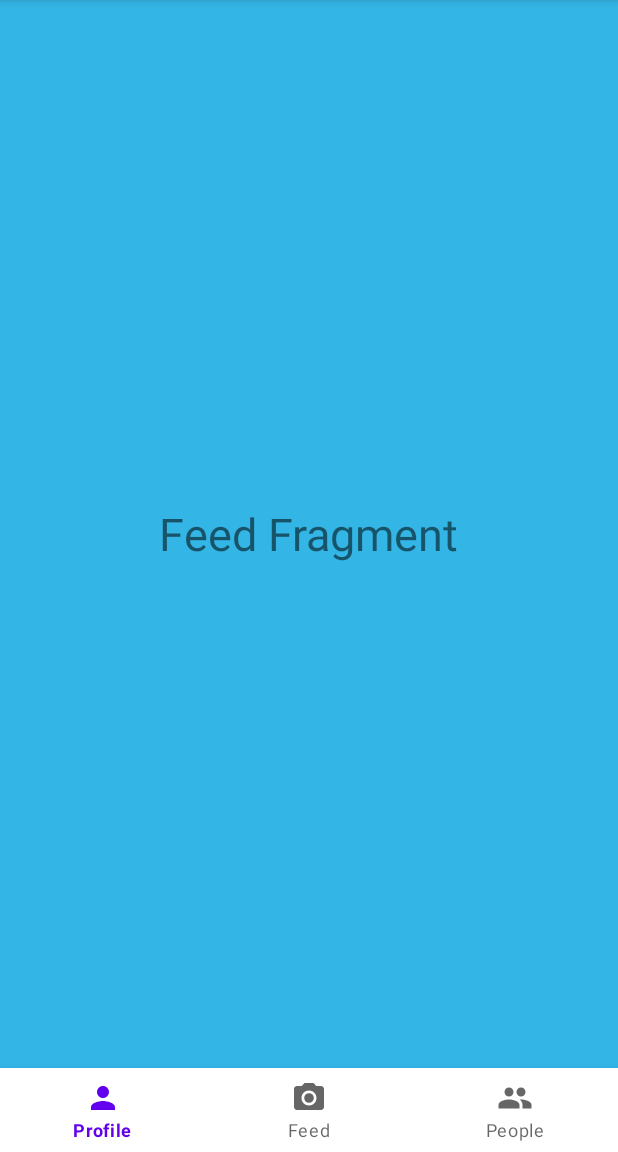
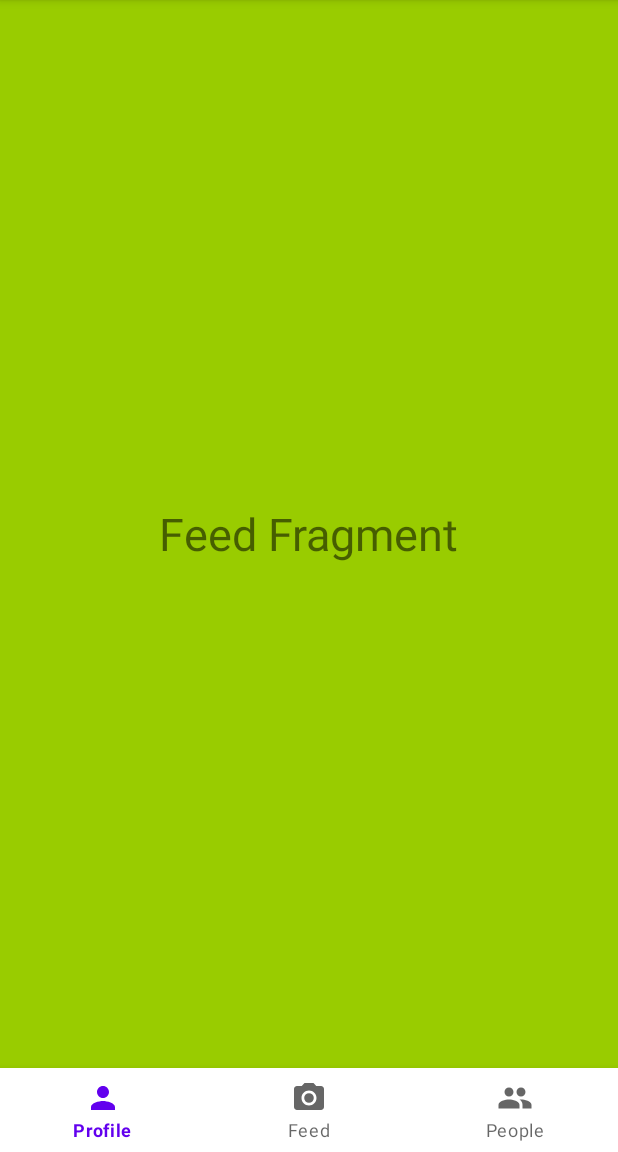
Before and after one commit to Team-Coaster/coaster_life, an Android app: the fragment FeedFragment placed in its activity, on a phone screen of 412 x 824 dp, the part 84-1236 px from its top. Run offline under Robolectric (Android 15) with nearby library versions, the phone set to English and light mode, and no system bars; libraries missing offline, so code that uses them is left out: com.parse.

Commit message:
Feed Fragment

```diff
--- a/app/src/main/res/layout/fragment_feed.xml
+++ b/app/src/main/res/layout/fragment_feed.xml
@@ -2,7 +2,7 @@
 <RelativeLayout xmlns:android="http://schemas.android.com/apk/res/android"
     android:layout_width="match_parent"
     android:layout_height="match_parent"
-    android:background="@android:color/holo_blue_light">
+    android:background="@android:color/holo_green_light">
 
     <TextView
         android:layout_width="wrap_content"
```
